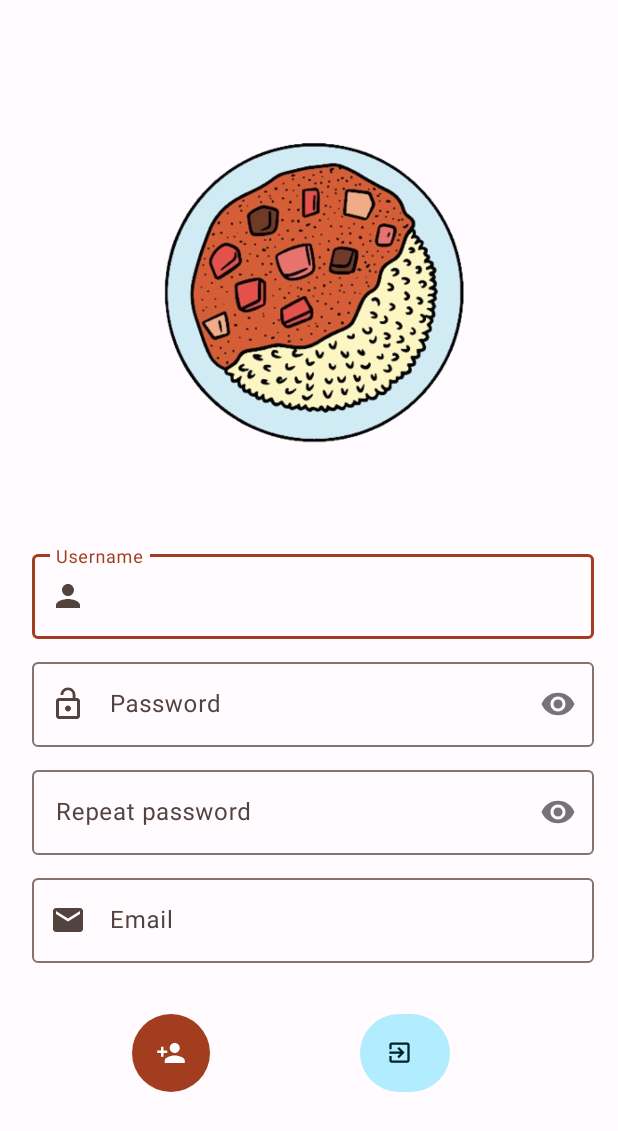
After one commit to Chettyninho/-examen-di-miguel-acedo, an Android app: the Register screen opened directly, with no data from a screen before it, on a phone screen of 412 x 824 dp. The commit adds this screen. Shown: the top 1131 px of the screen. Run offline under Robolectric (Android 15) with nearby library versions, the phone set to English and light mode, and no system bars; pictures from the network do not load.

Commit message:
commit casi fiunal

```diff
--- a/app/src/main/java/com/exam/miguelacedo/Acceso.java
+++ b/app/src/main/java/com/exam/miguelacedo/Acceso.java
@@ -2,7 +2,12 @@ package com.exam.miguelacedo;
 
 import androidx.appcompat.app.AppCompatActivity;
 
+import android.app.ActivityOptions;
+import android.content.Intent;
 import android.os.Bundle;
+import android.util.Pair;
+import android.view.View;
+import android.widget.Button;
 import android.widget.ImageView;
 
 import com.bumptech.glide.Glide;
@@ -10,16 +15,33 @@ import com.bumptech.glide.load.resource.drawable.DrawableTransitionOptions;
 
 public class Acceso extends AppCompatActivity {
 
+    ImageView logo;
+
     @Override
     protected void onCreate(Bundle savedInstanceState) {
         super.onCreate(savedInstanceState);
         setContentView(R.layout.activity_acceso);
 
+        logo = findViewById(R.id.mainImage);
         ImageView background = findViewById(R.id.backgroundAcceso);
         Glide.with(this)
                 .load("https://media.istockphoto.com/id/589976476/es/foto/fondo-vegetal-de-tiras-multicolores-de-cinco-especies-de-pimientos.jpg?s=612x612&w=0&k=20&c=7K601HIlzBSTQC83LZnDg6RCyv0TbnryVZJc6PPrVjY=")
                 .transition(DrawableTransitionOptions.withCrossFade(100))
                 .fitCenter() // o centerCorp() para que se ponga en el centro de la img
                 .into(background);
+
+        Button registerButton = (Button) findViewById(R.id.registerButton);
+        Button loginButton = (Button) findViewById(R.id.loginButton);
+        registerButton.setOnClickListener(view -> openRegister());
+        loginButton.setOnClickListener(view -> openMain());
+    }
+    public void openMain() {
+        Intent intent = new Intent(Acceso.this, Main.class);
+        startActivity(intent);
+    }
+
+    public void openRegister(){
+        Intent intent = new Intent(Acceso.this, Register.class);
+        startActivity(intent);
     }
 }
--- /dev/null
+++ b/app/src/main/java/com/exam/miguelacedo/Main.java
@@ -0,0 +1,14 @@
+package com.exam.miguelacedo;
+
+import androidx.appcompat.app.AppCompatActivity;
+
+import android.os.Bundle;
+
+public class Main extends AppCompatActivity {
+
+    @Override
+    protected void onCreate(Bundle savedInstanceState) {
+        super.onCreate(savedInstanceState);
+        setContentView(R.layout.activity_main);
+    }
+}
--- /dev/null
+++ b/app/src/main/java/com/exam/miguelacedo/Register.java
@@ -0,0 +1,28 @@
+package com.exam.miguelacedo;
+
+import androidx.appcompat.app.AppCompatActivity;
+
+import android.os.Bundle;
+import android.widget.ImageView;
+
+import com.bumptech.glide.Glide;
+import com.bumptech.glide.load.resource.drawable.DrawableTransitionOptions;
+
+public class Register extends AppCompatActivity {
+ImageView logo;
+    @Override
+    protected void onCreate(Bundle savedInstanceState) {
+        super.onCreate(savedInstanceState);
+        setContentView(R.layout.activity_register);
+
+
+        logo = findViewById(R.id.mainImage);
+
+        ImageView background = findViewById(R.id.background);
+        Glide.with(this)
+                .load("https://media.istockphoto.com/id/589976476/es/foto/fondo-vegetal-de-tiras-multicolores-de-cinco-especies-de-pimientos.jpg?s=612x612&w=0&k=20&c=7K601HIlzBSTQC83LZnDg6RCyv0TbnryVZJc6PPrVjY=")
+                .transition(DrawableTransitionOptions.withCrossFade(100))
+                .fitCenter() // o centerCorp() para que se ponga en el centro de la img
+                .into(background);
+    }
+}
--- /dev/null
+++ b/app/src/main/res/drawable/baseline_email_24.xml
@@ -0,0 +1,5 @@
+<vector android:height="24dp" android:tint="#000000"
+    android:viewportHeight="24" android:viewportWidth="24"
+    android:width="24dp" xmlns:android="http://schemas.android.com/apk/res/android">
+    <path android:fillColor="@android:color/white" android:pathData="M20,4L4,4c-1.1,0 -1.99,0.9 -1.99,2L2,18c0,1.1 0.9,2 2,2h16c1.1,0 2,-0.9 2,-2L22,6c0,-1.1 -0.9,-2 -2,-2zM20,8l-8,5 -8,-5L4,6l8,5 8,-5v2z"/>
+</vector>
--- /dev/null
+++ b/app/src/main/res/drawable/baseline_exit_to_app_24.xml
@@ -0,0 +1,5 @@
+<vector android:autoMirrored="true" android:height="24dp"
+    android:tint="#000000" android:viewportHeight="24"
+    android:viewportWidth="24" android:width="24dp" xmlns:android="http://schemas.android.com/apk/res/android">
+    <path android:fillColor="@android:color/white" android:pathData="M10.09,15.59L11.5,17l5,-5 -5,-5 -1.41,1.41L12.67,11H3v2h9.67l-2.58,2.59zM19,3H5c-1.11,0 -2,0.9 -2,2v4h2V5h14v14H5v-4H3v4c0,1.1 0.89,2 2,2h14c1.1,0 2,-0.9 2,-2V5c0,-1.1 -0.9,-2 -2,-2z"/>
+</vector>
--- /dev/null
+++ b/app/src/main/res/drawable/baseline_person_add_24.xml
@@ -0,0 +1,5 @@
+<vector android:height="24dp" android:tint="#000000"
+    android:viewportHeight="24" android:viewportWidth="24"
+    android:width="24dp" xmlns:android="http://schemas.android.com/apk/res/android">
+    <path android:fillColor="@android:color/white" android:pathData="M15,12c2.21,0 4,-1.79 4,-4s-1.79,-4 -4,-4 -4,1.79 -4,4 1.79,4 4,4zM6,10L6,7L4,7v3L1,10v2h3v3h2v-3h3v-2L6,10zM15,14c-2.67,0 -8,1.34 -8,4v2h16v-2c0,-2.66 -5.33,-4 -8,-4z"/>
+</vector>
--- a/app/src/main/res/layout/activity_acceso.xml
+++ b/app/src/main/res/layout/activity_acceso.xml
@@ -78,6 +78,7 @@
         android:layout_height="wrap_content"
         android:layout_marginTop="100dp"
         android:text="Entrar"
+
         app:layout_constraintEnd_toStartOf="@+id/guideline2"
         app:layout_constraintStart_toStartOf="@+id/guideline"
         app:layout_constraintTop_toTopOf="@id/passwrodInputLogin" />
--- a/app/src/main/res/layout/activity_arranque.xml
+++ b/app/src/main/res/layout/activity_arranque.xml
@@ -21,11 +21,11 @@
 
     <ImageView
         android:id="@+id/logoSS"
-        android:layout_width="250dp"
-        android:layout_height="300dp"
+        android:layout_width="548dp"
+        android:layout_height="482dp"
+        android:layout_marginTop="18dp"
         android:src="@drawable/logo"
-        app:layout_constraintBottom_toBottomOf="@id/backgroundSS"
+        app:layout_constraintEnd_toEndOf="@id/backgroundSS"
         app:layout_constraintStart_toStartOf="@id/backgroundSS"
-        app:layout_constraintEnd_toEndOf="@id/backgroundSS"
-        />
+        app:layout_constraintTop_toTopOf="@id/backgroundSS" />
 </androidx.constraintlayout.widget.ConstraintLayout>
--- /dev/null
+++ b/app/src/main/res/layout/activity_main.xml
@@ -0,0 +1,9 @@
+<?xml version="1.0" encoding="utf-8"?>
+<androidx.constraintlayout.widget.ConstraintLayout xmlns:android="http://schemas.android.com/apk/res/android"
+    xmlns:app="http://schemas.android.com/apk/res-auto"
+    xmlns:tools="http://schemas.android.com/tools"
+    android:layout_width="match_parent"
+    android:layout_height="match_parent"
+    tools:context=".Main">
+
+</androidx.constraintlayout.widget.ConstraintLayout>
--- /dev/null
+++ b/app/src/main/res/layout/activity_register.xml
@@ -0,0 +1,169 @@
+<?xml version="1.0" encoding="utf-8"?>
+<androidx.constraintlayout.widget.ConstraintLayout xmlns:android="http://schemas.android.com/apk/res/android"
+    xmlns:app="http://schemas.android.com/apk/res-auto"
+    xmlns:tools="http://schemas.android.com/tools"
+    android:layout_width="match_parent"
+    android:layout_height="match_parent"
+    tools:context=".Register">
+
+    <ImageView
+        android:id="@+id/mainImage"
+        android:layout_width="0dp"
+        android:layout_height="0dp"
+        android:layout_marginTop="40dp"
+
+        android:padding="20dp"
+        android:src="@drawable/logo"
+
+        app:layout_constraintBottom_toTopOf="@+id/guideline7"
+        app:layout_constraintEnd_toStartOf="@+id/guideline6"
+        app:layout_constraintStart_toStartOf="@+id/guideline5"
+        app:layout_constraintTop_toTopOf="parent"></ImageView>
+    <ImageView
+        android:id="@+id/background"
+        android:layout_width="match_parent"
+        android:layout_height="match_parent"
+        android:scaleType="centerCrop"
+
+        app:layout_constraintBottom_toBottomOf="parent"
+        app:layout_constraintEnd_toEndOf="parent"
+        app:layout_constraintStart_toStartOf="parent"
+        app:layout_constraintTop_toTopOf="parent" />
+
+    <com.google.android.material.textfield.TextInputLayout
+        android:id="@+id/usernameInputRegister"
+        android:layout_width="0dp"
+        android:layout_height="wrap_content"
+        android:layout_marginTop="10dp"
+        app:layout_constraintEnd_toEndOf="@id/guideline6"
+        app:layout_constraintStart_toStartOf="@id/guideline5"
+        app:layout_constraintTop_toBottomOf="@id/guideline7"
+        app:startIconDrawable="@drawable/baseline_person_24">
+
+        <EditText
+            android:layout_width="match_parent"
+            android:layout_height="wrap_content"
+            android:hint="Username"
+            android:inputType="textPersonName" />
+
+    </com.google.android.material.textfield.TextInputLayout>
+
+    <com.google.android.material.textfield.TextInputLayout
+        android:id="@+id/passwordInputRegister"
+        android:layout_width="0dp"
+        android:layout_height="wrap_content"
+        android:layout_marginTop="10dp"
+        app:layout_constraintEnd_toEndOf="@id/guideline6"
+        app:layout_constraintStart_toStartOf="@id/guideline5"
+        app:layout_constraintTop_toBottomOf="@id/usernameInputRegister"
+        app:passwordToggleEnabled="true"
+        app:startIconDrawable="@drawable/baseline_lock_open_24">
+
+        <EditText
+            android:layout_width="match_parent"
+            android:layout_height="wrap_content"
+            android:hint="Password"
+            android:inputType="textPassword" />
+
+    </com.google.android.material.textfield.TextInputLayout>
+
+    <com.google.android.material.textfield.TextInputLayout
+        android:id="@+id/passwordInputRegisterRepeat"
+        android:layout_width="0dp"
+        android:layout_height="wrap_content"
+        android:layout_marginTop="10dp"
+        app:layout_constraintEnd_toEndOf="@id/guideline6"
+        app:layout_constraintStart_toStartOf="@id/guideline5"
+        app:layout_constraintTop_toBottomOf="@id/passwordInputRegister"
+        app:passwordToggleEnabled="true">
+
+        <EditText
+            android:layout_width="match_parent"
+            android:layout_height="wrap_content"
+            android:hint="Repeat password"
+            android:inputType="textPassword" />
+
+    </com.google.android.material.textfield.TextInputLayout>
+
+    <com.google.android.material.textfield.TextInputLayout
+        android:id="@+id/emailInputRegister"
+        android:layout_width="0dp"
+        android:layout_height="wrap_content"
+        android:layout_marginTop="10dp"
+        app:layout_constraintEnd_toEndOf="@id/guideline6"
+        app:layout_constraintStart_toStartOf="@id/guideline5"
+        app:layout_constraintTop_toBottomOf="@id/passwordInputRegisterRepeat"
+        app:startIconDrawable="@drawable/baseline_email_24">
+
+        <EditText
+            android:layout_width="match_parent"
+            android:layout_height="wrap_content"
+            android:hint="Email"
+            android:inputType="textEmailAddress" />
+
+    </com.google.android.material.textfield.TextInputLayout>
+
+    <Button
+        android:id="@+id/backToLoginButton"
+        style="@style/Widget.Material3.Button.IconButton.Filled"
+        android:layout_width="60dp"
+        android:layout_height="60dp"
+        android:layout_margin="30dp"
+        app:icon="@drawable/baseline_person_add_24"
+        app:iconGravity="textStart"
+        app:layout_constraintEnd_toStartOf="@+id/guideline9"
+
+        app:layout_constraintHorizontal_chainStyle="spread"
+        app:layout_constraintStart_toStartOf="@id/guideline5"
+        app:layout_constraintTop_toBottomOf="@id/emailInputRegister" />
+
+    <Button
+        android:id="@+id/registerButton"
+        style="@style/Widget.Material3.Button.TonalButton"
+        android:layout_width="60dp"
+        android:layout_height="60dp"
+        android:layout_margin="30dp"
+        app:icon="@drawable/baseline_exit_to_app_24"
+        app:iconGravity="textStart"
+
+        app:layout_constraintEnd_toStartOf="@+id/guideline6"
+        app:layout_constraintHorizontal_bias="0.5"
+        app:layout_constraintStart_toEndOf="@+id/backToLoginButton"
+        app:layout_constraintTop_toBottomOf="@id/emailInputRegister" />
+
+    <androidx.constraintlayout.widget.Guideline
+        android:id="@+id/guideline5"
+        android:layout_width="wrap_content"
+        android:layout_height="wrap_content"
+        android:orientation="vertical"
+        app:layout_constraintGuide_percent="0.05109489" />
+
+    <androidx.constraintlayout.widget.Guideline
+        android:id="@+id/guideline6"
+        android:layout_width="wrap_content"
+        android:layout_height="wrap_content"
+        android:orientation="vertical"
+        app:layout_constraintGuide_percent="0.96107054" />
+
+    <androidx.constraintlayout.widget.Guideline
+        android:id="@+id/guideline7"
+        android:layout_width="wrap_content"
+        android:layout_height="wrap_content"
+        android:orientation="horizontal"
+        app:layout_constraintGuide_percent="0.43" />
+
+    <androidx.constraintlayout.widget.Guideline
+        android:id="@+id/guideline8"
+        android:layout_width="wrap_content"
+        android:layout_height="wrap_content"
+        android:orientation="horizontal"
+        app:layout_constraintGuide_percent="0.84" />
+
+    <androidx.constraintlayout.widget.Guideline
+        android:id="@+id/guideline9"
+        android:layout_width="wrap_content"
+        android:layout_height="wrap_content"
+        android:orientation="vertical"
+        app:layout_constraintGuide_percent="0.5" />
+
+</androidx.constraintlayout.widget.ConstraintLayout>
```
Also changed, not shown: app/src/main/AndroidManifest.xml (+8 -0 lines).
